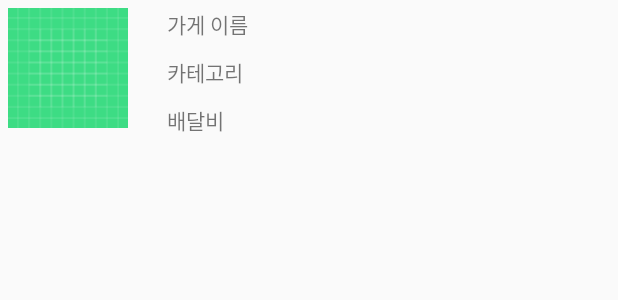
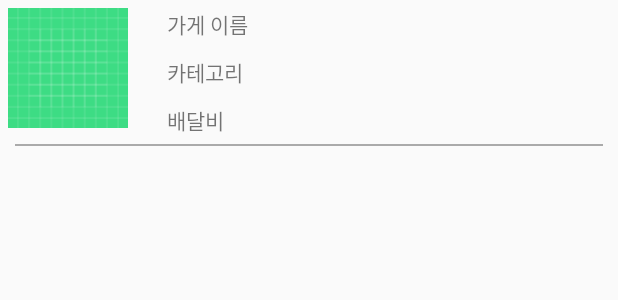
Before and after one commit to harangji/GongGuHaeJo, an Android app: the layout gonggu_list_item.xml on its own in the app's theme, with its tools: preview values and no code run, on a phone screen of 412 x 824 dp. Shown: the top 300 px of the screen. Run offline under Robolectric (Android 15) with nearby library versions, the phone set to English and light mode, and no system bars.

Commit message:
frag1.java

```diff
--- a/app/src/main/res/layout/gonggu_list_item.xml
+++ b/app/src/main/res/layout/gonggu_list_item.xml
@@ -44,5 +44,10 @@
 
 
     </LinearLayout>
-
+    <!--구분선-->
+    <View
+        android:layout_width="match_parent"
+        android:layout_height="1dp"
+        android:layout_marginHorizontal="10dp"
+        android:background="#aaa"/>
 </LinearLayout>
```
